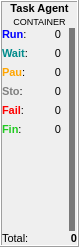
Above: qpfhmi/frmagentstatus.ui from aardalath/qpf before the change. Below: the same form after it.
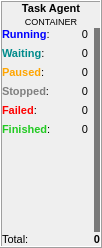
That is the form after the change.

```diff
--- a/qpfhmi/frmagentstatus.ui
+++ b/qpfhmi/frmagentstatus.ui
@@ -6,8 +6,8 @@
    <rect>
     <x>0</x>
     <y>0</y>
-    <width>79</width>
-    <height>247</height>
+    <width>102</width>
+    <height>248</height>
    </rect>
   </property>
   <property name="windowTitle">
@@ -84,7 +84,7 @@
             </font>
            </property>
            <property name="text">
-            <string>&lt;html&gt;&lt;head/&gt;&lt;body&gt;&lt;p&gt;&lt;span style=&quot; font-weight:600; color:#0000ff;&quot;&gt;Run&lt;/span&gt;:&lt;/p&gt;&lt;/body&gt;&lt;/html&gt;</string>
+            <string>&lt;html&gt;&lt;head/&gt;&lt;body&gt;&lt;p&gt;&lt;span style=&quot; font-weight:600; color:#0000ff;&quot;&gt;Running&lt;/span&gt;:&lt;/p&gt;&lt;/body&gt;&lt;/html&gt;</string>
            </property>
           </widget>
          </item>
@@ -114,7 +114,7 @@
             </font>
            </property>
            <property name="text">
-            <string>&lt;html&gt;&lt;head/&gt;&lt;body&gt;&lt;p&gt;&lt;span style=&quot; font-weight:600; color:#008b8b;&quot;&gt;Wait&lt;/span&gt;:&lt;/p&gt;&lt;/body&gt;&lt;/html&gt;</string>
+            <string>&lt;html&gt;&lt;head/&gt;&lt;body&gt;&lt;p&gt;&lt;span style=&quot; font-weight:600; color:#008b8b;&quot;&gt;Waiting&lt;/span&gt;:&lt;/p&gt;&lt;/body&gt;&lt;/html&gt;</string>
            </property>
           </widget>
          </item>
@@ -144,7 +144,7 @@
             </font>
            </property>
            <property name="text">
-            <string>&lt;html&gt;&lt;head/&gt;&lt;body&gt;&lt;p&gt;&lt;span style=&quot; font-weight:600; color:#ffa500;&quot;&gt;Pau&lt;/span&gt;:&lt;/p&gt;&lt;/body&gt;&lt;/html&gt;</string>
+            <string>&lt;html&gt;&lt;head/&gt;&lt;body&gt;&lt;p&gt;&lt;span style=&quot; font-weight:600; color:#ffa500;&quot;&gt;Paused&lt;/span&gt;:&lt;/p&gt;&lt;/body&gt;&lt;/html&gt;</string>
            </property>
           </widget>
          </item>
@@ -174,7 +174,7 @@
             </font>
            </property>
            <property name="text">
-            <string>&lt;html&gt;&lt;head/&gt;&lt;body&gt;&lt;p&gt;&lt;span style=&quot; font-weight:600; color:#808080;&quot;&gt;Sto&lt;/span&gt;:&lt;/p&gt;&lt;/body&gt;&lt;/html&gt;</string>
+            <string>&lt;html&gt;&lt;head/&gt;&lt;body&gt;&lt;p&gt;&lt;span style=&quot; font-weight:600; color:#808080;&quot;&gt;Stopped&lt;/span&gt;:&lt;/p&gt;&lt;/body&gt;&lt;/html&gt;</string>
            </property>
           </widget>
          </item>
@@ -204,7 +204,7 @@
             </font>
            </property>
            <property name="text">
-            <string>&lt;html&gt;&lt;head/&gt;&lt;body&gt;&lt;p&gt;&lt;span style=&quot; font-weight:600; color:#ff0000;&quot;&gt;Fail&lt;/span&gt;:&lt;/p&gt;&lt;/body&gt;&lt;/html&gt;</string>
+            <string>&lt;html&gt;&lt;head/&gt;&lt;body&gt;&lt;p&gt;&lt;span style=&quot; font-weight:600; color:#ff0000;&quot;&gt;Failed&lt;/span&gt;:&lt;/p&gt;&lt;/body&gt;&lt;/html&gt;</string>
            </property>
           </widget>
          </item>
@@ -234,7 +234,7 @@
             </font>
            </property>
            <property name="text">
-            <string>&lt;html&gt;&lt;head/&gt;&lt;body&gt;&lt;p&gt;&lt;span style=&quot; font-weight:600; color:#21ca21;&quot;&gt;Fin&lt;/span&gt;:&lt;/p&gt;&lt;/body&gt;&lt;/html&gt;</string>
+            <string>&lt;html&gt;&lt;head/&gt;&lt;body&gt;&lt;p&gt;&lt;span style=&quot; font-weight:600; color:#21ca21;&quot;&gt;Finished&lt;/span&gt;:&lt;/p&gt;&lt;/body&gt;&lt;/html&gt;</string>
            </property>
           </widget>
          </item>
@@ -279,10 +279,10 @@
         <number>0</number>
        </property>
        <property name="leftMargin">
-        <number>2</number>
+        <number>0</number>
        </property>
        <property name="rightMargin">
-        <number>2</number>
+        <number>0</number>
        </property>
        <item>
         <widget class="QFrame" name="frmRunning">
```
